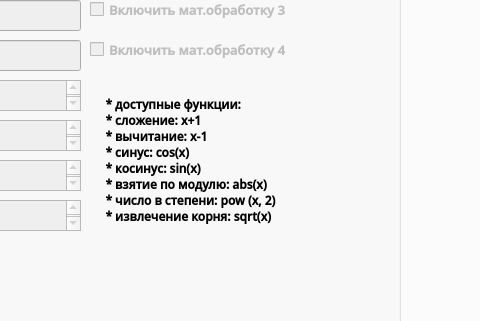
The window that options.ui (tomyqg/topaz-m) describes before a commit, drawn with Qt 5; both pictures show x 272 to 752 and y 188 to 509 of the 1280 by 800 pixel window.
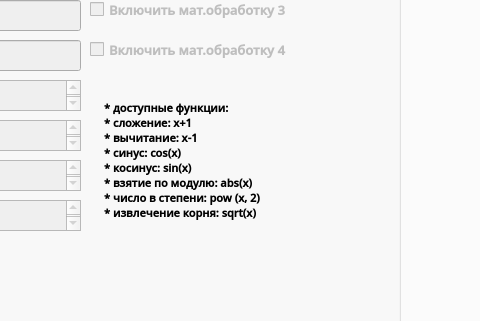
The same window after the commit.

The edit to the form file:
```diff
--- a/options.ui
+++ b/options.ui
@@ -5507,11 +5507,6 @@
         <height>201</height>
        </rect>
       </property>
-      <property name="font">
-       <font>
-        <pointsize>9</pointsize>
-       </font>
-      </property>
       <property name="text">
        <string>     * доступные функции:
      * сложение: x+1
```
Left out of the diff: 4 changed lines with no effect on the pictures.
